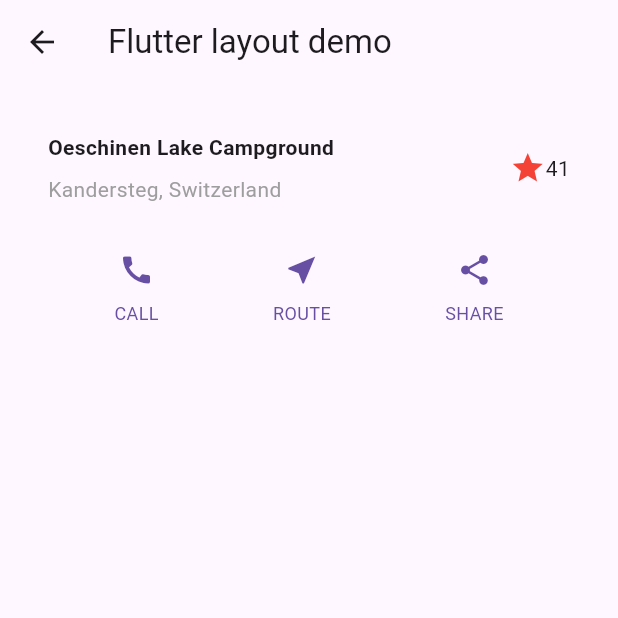
After one commit to Pain2821/flutter_demo_app, a Flutter app: the HomeView screen opened by its route, after a tap on "Tutorial", on a phone screen of 412 x 824 dp, the top half of it. The commit adds this screen. Run offline on Flutter 3.47's test engine with Material 3 defaults, Android fonts, the phone set to English and light mode, and no system bars; our stand-ins replace contacts_service, geolocator, get, image_picker, permission_handler, pin_code_fields and 1 more; accounts and stored records are empty.

Commit message:
New page named tutorial

```diff
--- a/lib/app/modules/home/views/home_view.dart
+++ b/lib/app/modules/home/views/home_view.dart
@@ -41,6 +41,11 @@ class HomeView extends StatelessWidget {
                     icon: Icons.games,
                     label: "Tic Tac Toe",
                     onTap: () => Get.toNamed('/tictactoe'),
+                  ),
+                  _HomeMenuTile(
+                    icon: Icons.tsunami,
+                    label: "Tutorial",
+                    onTap: () => Get.toNamed('/tutorial'),
                   ),
                   _HomeMenuTile(
                     icon: Icons.upcoming,
--- /dev/null
+++ b/lib/app/modules/tutorial/bindings/tutorial_binding.dart
@@ -0,0 +1,9 @@
+import 'package:get/get.dart';
+import '../controllers/tutorial_controller.dart';
+
+class TutorialBinding extends Bindings {
+  @override
+  void dependencies() {
+    Get.lazyPut<TutorialController>(() => TutorialController());
+  }
+}
--- /dev/null
+++ b/lib/app/modules/tutorial/controllers/tutorial_controller.dart
@@ -0,0 +1,12 @@
+import 'package:get/get.dart';
+
+class TutorialController extends GetxController {
+  var name = "Oeschinen Lake Campground".obs;
+  var location = "Kandersteg, Switzerland".obs;
+
+  // You can add methods to update name/location dynamically
+  void updateTutorial(String newName, String newLocation) {
+    name.value = newName;
+    location.value = newLocation;
+  }
+}
--- /dev/null
+++ b/lib/app/modules/tutorial/views/buttons_view.dart
@@ -0,0 +1,57 @@
+import 'package:flutter/material.dart';
+
+
+class ButtonSection extends StatelessWidget {
+  const ButtonSection({super.key});
+
+  @override
+  Widget build(BuildContext context) {
+    final Color color = Theme.of(context).primaryColor;
+    return SizedBox(
+      child: Row(
+        mainAxisAlignment: MainAxisAlignment.spaceEvenly,
+        children: [
+          ButtonWithText(color: color, icon: Icons.call, label: 'CALL'),
+          ButtonWithText(color: color, icon: Icons.near_me, label: 'ROUTE'),
+          ButtonWithText(color: color, icon: Icons.share, label: 'SHARE'),
+        ],
+      ),
+    );
+    }
+  }
+
+
+class ButtonWithText extends StatelessWidget {
+  const ButtonWithText({
+    super.key,
+    required this.color,
+    required this.icon,
+    required this.label,
+  });
+
+  final Color color;
+  final IconData icon;
+  final String label;
+
+  @override
+  Widget build(BuildContext context) {
+    return Column(
+      mainAxisSize: MainAxisSize.min,
+      mainAxisAlignment: MainAxisAlignment.center,
+      children: [
+        Icon(icon, color: color),
+        Padding(
+          padding: const EdgeInsets.only(top: 8),
+          child: Text(
+            label,
+            style: TextStyle(
+              fontSize: 12,
+              fontWeight: FontWeight.w400,
+              color: color,
+            ),
+          ),
+        ),
+      ],
+    );
+  }
+}
--- /dev/null
+++ b/lib/app/modules/tutorial/views/title_view.dart
@@ -0,0 +1,41 @@
+import 'package:flutter/material.dart';
+import 'package:get/get.dart';
+import '../controllers/tutorial_controller.dart';
+
+class TitleSection extends StatelessWidget {
+  TitleSection({super.key});
+
+  final TutorialController controller = Get.find();
+
+  @override
+  Widget build(BuildContext context) {
+    return Padding(
+      padding: const EdgeInsets.all(32),
+      child: Row(
+        children: [
+          Expanded(
+            child: Column(
+              crossAxisAlignment: CrossAxisAlignment.start,
+              children: [
+                // 👇 These listen to controller values
+                Obx(() => Padding(
+                      padding: const EdgeInsets.only(bottom: 8),
+                      child: Text(
+                        controller.name.value,
+                        style: const TextStyle(fontWeight: FontWeight.bold),
+                      ),
+                    )),
+                Obx(() => Text(
+                      controller.location.value,
+                      style: TextStyle(color: Colors.grey[500]),
+                    )),
+              ],
+            ),
+          ),
+          Icon(Icons.star, color: Colors.red[500]),
+          const Text('41'),
+        ],
+      ),
+    );
+  }
+}
--- /dev/null
+++ b/lib/app/modules/tutorial/views/tutorial_view.dart
@@ -0,0 +1,28 @@
+import 'package:flutter/material.dart';
+import 'package:flutter_demo_app/app/modules/tutorial/views/buttons_view.dart';
+import 'package:flutter_demo_app/app/modules/tutorial/views/title_view.dart';
+import 'package:get/get.dart';
+import '../controllers/tutorial_controller.dart';
+
+class TutorialView extends GetView<TutorialController> {
+  const TutorialView({super.key});
+
+  @override
+  Widget build(BuildContext context) {
+    const String appTitle = 'Flutter layout demo';
+    return Scaffold(
+      appBar: AppBar(
+        title: const Text(appTitle),
+        automaticallyImplyLeading: true,
+      ),
+      body: SingleChildScrollView(
+        child: Column(
+          children: [
+            TitleSection(),
+            ButtonSection(),
+          ],
+        ),
+      ),
+    );
+  }
+}
--- a/lib/app/routes/app_pages.dart
+++ b/lib/app/routes/app_pages.dart
@@ -16,6 +16,8 @@ import '../modules/permissions/bindings/permissions_binding.dart';
 import '../modules/permissions/views/permissions_view.dart';
 import '../modules/tictactoe/bindings/tictactoe_binding.dart';
 import '../modules/tictactoe/views/tictactoe_view.dart';
+import '../modules/tutorial/bindings/tutorial_binding.dart';
+import '../modules/tutorial/views/tutorial_view.dart';
 import '../modules/upcoming/views/upcoming_view.dart';
 
 class AppPages {
@@ -61,6 +63,11 @@ class AppPages {
       binding: TicTacToeBinding(),
     ),
     GetPage(
+      name: '/tutorial',
+      page: () => TutorialView(),
+      binding: TutorialBinding(),
+    ),
+    GetPage(
       name: '/upcoming',
       page: () => const UpcomingView(),
     ),
```
